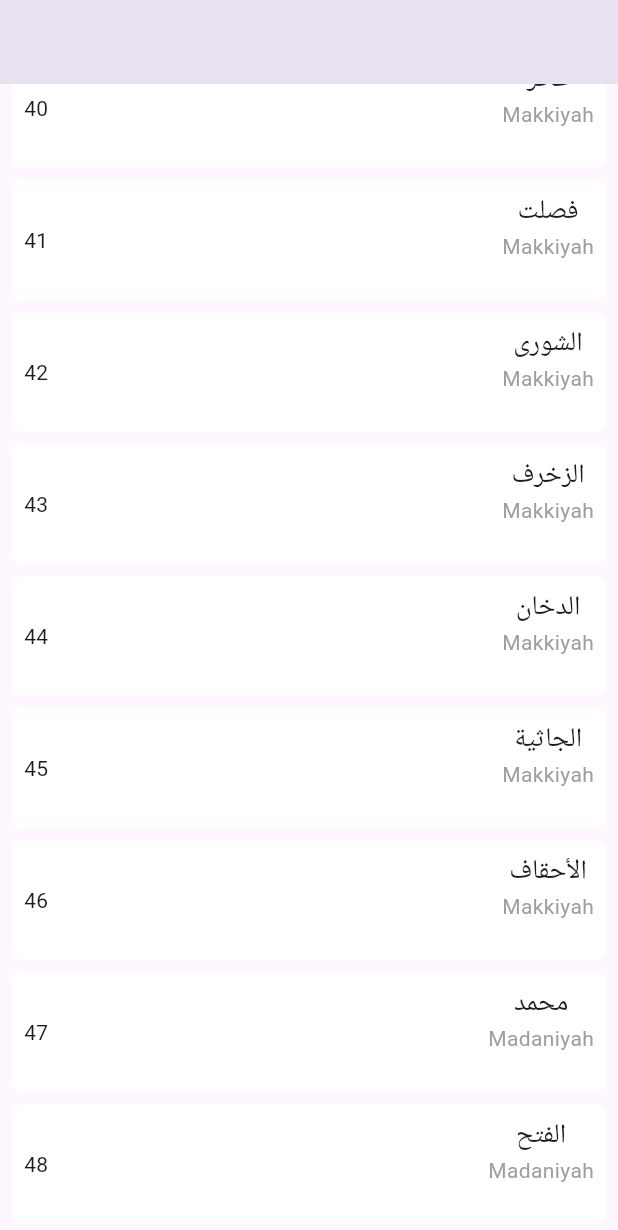
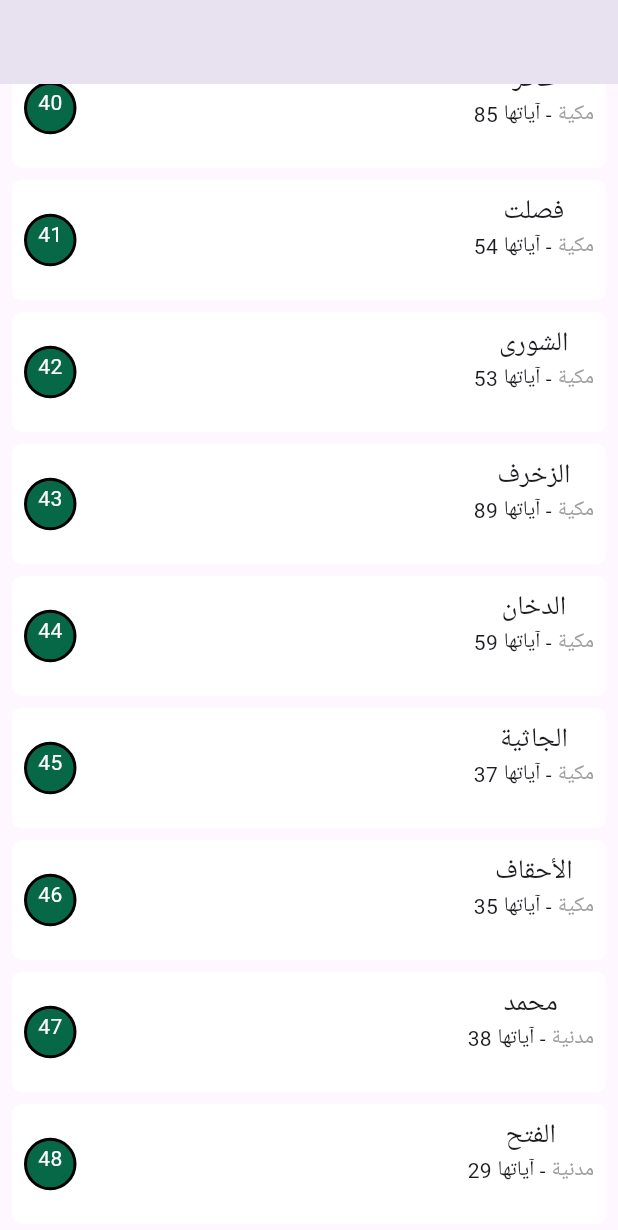
Before and after one commit to ahmedabdalla67/Al-Nour-main, a Flutter app: the FehresOfQuran screen opened by its route, scrolled down 3456 dp, on a phone screen of 412 x 824 dp. Shown: the top 1230 px of the screen. Run offline on Flutter 3.47's test engine with Material 3 defaults, Android fonts, the phone set to English and light mode, and no system bars; our stand-ins replace bloc, cached_network_image, dartz, dio, flutter_bloc, get_it and 2 more; missing offline and left inert: data_connection_checker_tv, quran; accounts and stored records are empty; network calls fail; Roboto replaces fonts that are missing (AmiriQuran); project files that could hold a hidden picture were left out.

Commit message:
edit on UI of Surah list

```diff
--- a/lib/features/surah_details/presentation/screens/fehres_of_quran.dart
+++ b/lib/features/surah_details/presentation/screens/fehres_of_quran.dart
@@ -1,5 +1,4 @@
 import 'package:flutter/material.dart';
-import 'package:flutter/widgets.dart';
 import 'package:flutter_bloc/flutter_bloc.dart';
 import 'package:mesk/core/utils/colors.dart';
 import 'package:mesk/core/utils/theme_manager.dart';
@@ -46,7 +45,18 @@ class FehresOfQuran extends StatelessWidget {
                       child: Row(
                         mainAxisAlignment: MainAxisAlignment.spaceBetween,
                         children: [
-                           Text(state.surahInfo[index].index.toString()),
+                           Container(
+                            height: 35,
+                            width: 35,
+                            decoration: BoxDecoration(
+                              borderRadius: BorderRadius.circular(50),
+                              border: Border.all(width: 2,),
+                              color: ManageColors.primary
+                            ),
+                            child: Padding(
+                              padding: const EdgeInsets.only(bottom: 8.0),
+                              child: Center(child: Text(state.surahInfo[index].index.toString(), style: const TextStyle(color: ManageColors.white),)),
+                            )),
                           Column(
                             children: [
                               Text(state.surahInfo[index].titleAr,
@@ -54,12 +64,17 @@ class FehresOfQuran extends StatelessWidget {
                                       .textTheme
                                       .headlineMedium!
                                       .copyWith(fontWeight: FontWeight.w500)),
-                              Text(
-                                state.surahInfo[index].type,
-                                style: getApplicationTheme()
-                                    .textTheme
-                                    .bodyMedium!
-                                    .copyWith(color: ManageColors.gray),
+                              Row(
+                                children: [
+                                  Text("${state.surahInfo[index].verseCount.toString()} آياتها - "),
+                                  Text(
+                                    state.surahInfo[index].type == 'Makkiyah'? 'مكية' : 'مدنية',
+                                    style: getApplicationTheme()
+                                        .textTheme
+                                        .bodyMedium!
+                                        .copyWith(color: ManageColors.gray),
+                                  ),
+                                ],
                               )
                             ],
                           )
```
